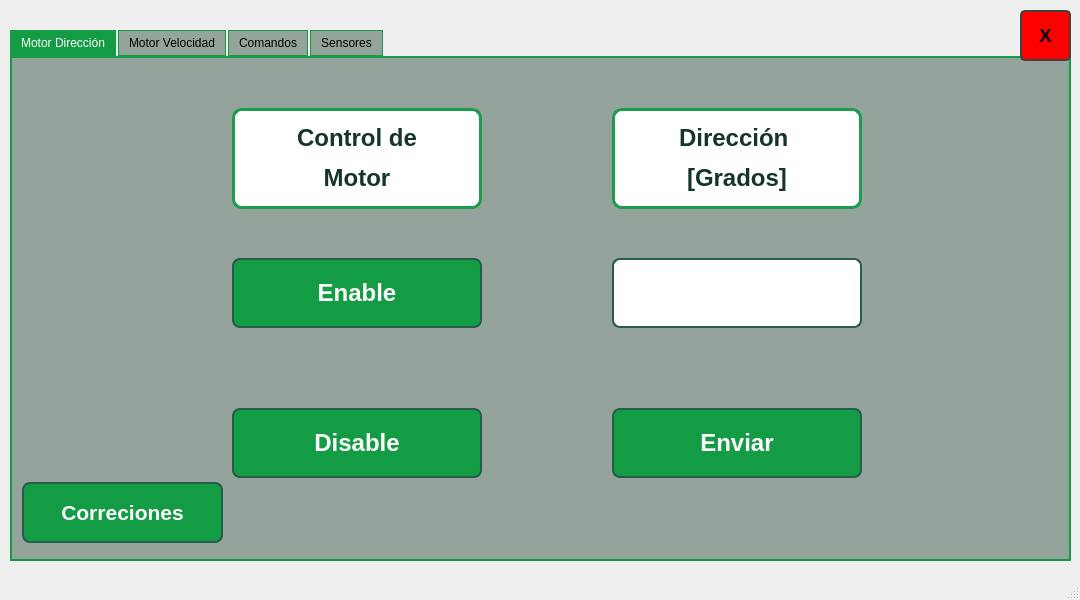
Before: the Qt Designer form mainwindow.ui in WenceslaoFB/InterfazAGV_QT, drawn with Qt 5.
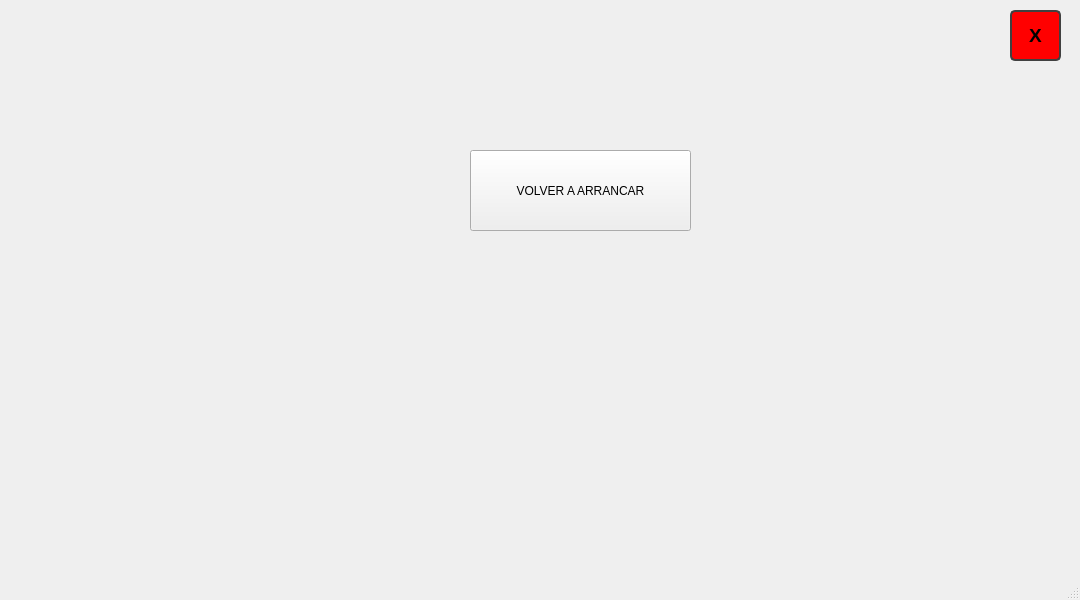
After: the same form once the commit is applied.

Diff of the .ui file:
```diff
--- a/mainwindow.ui
+++ b/mainwindow.ui
@@ -24,7 +24,7 @@
      </rect>
     </property>
     <property name="currentIndex">
-     <number>0</number>
+     <number>7</number>
     </property>
     <widget class="QWidget" name="CONTROL">
      <widget class="QTabWidget" name="tabWidget">
@@ -4054,6 +4054,57 @@
      <zorder>label_40</zorder>
      <zorder>label_42</zorder>
     </widget>
+    <widget class="QWidget" name="ERROR_LINEA">
+     <widget class="QPushButton" name="back_but_DATOS_2">
+      <property name="geometry">
+       <rect>
+        <x>1000</x>
+        <y>10</y>
+        <width>51</width>
+        <height>51</height>
+       </rect>
+      </property>
+      <property name="font">
+       <font>
+        <pointsize>14</pointsize>
+        <bold>true</bold>
+       </font>
+      </property>
+      <property name="styleSheet">
+       <string notr="true">QPushButton {
+		
+	
+	
+	background-color: rgb(255, 0, 0);
+	   color: rgb(0, 0, 0);   
+       border: 2px solid rgb(64, 64, 64);
+       border-radius: 5px;
+    }
+
+    QPushButton:pressed {
+	color: rgb(255, 255, 255);
+	
+	background-color: rgb(122, 0, 0);
+    }</string>
+      </property>
+      <property name="text">
+       <string>X</string>
+      </property>
+     </widget>
+     <widget class="QPushButton" name="pushButton">
+      <property name="geometry">
+       <rect>
+        <x>460</x>
+        <y>150</y>
+        <width>221</width>
+        <height>81</height>
+       </rect>
+      </property>
+      <property name="text">
+       <string>VOLVER A ARRANCAR</string>
+      </property>
+     </widget>
+    </widget>
    </widget>
   </widget>
   <widget class="QMenuBar" name="menubar">
```
